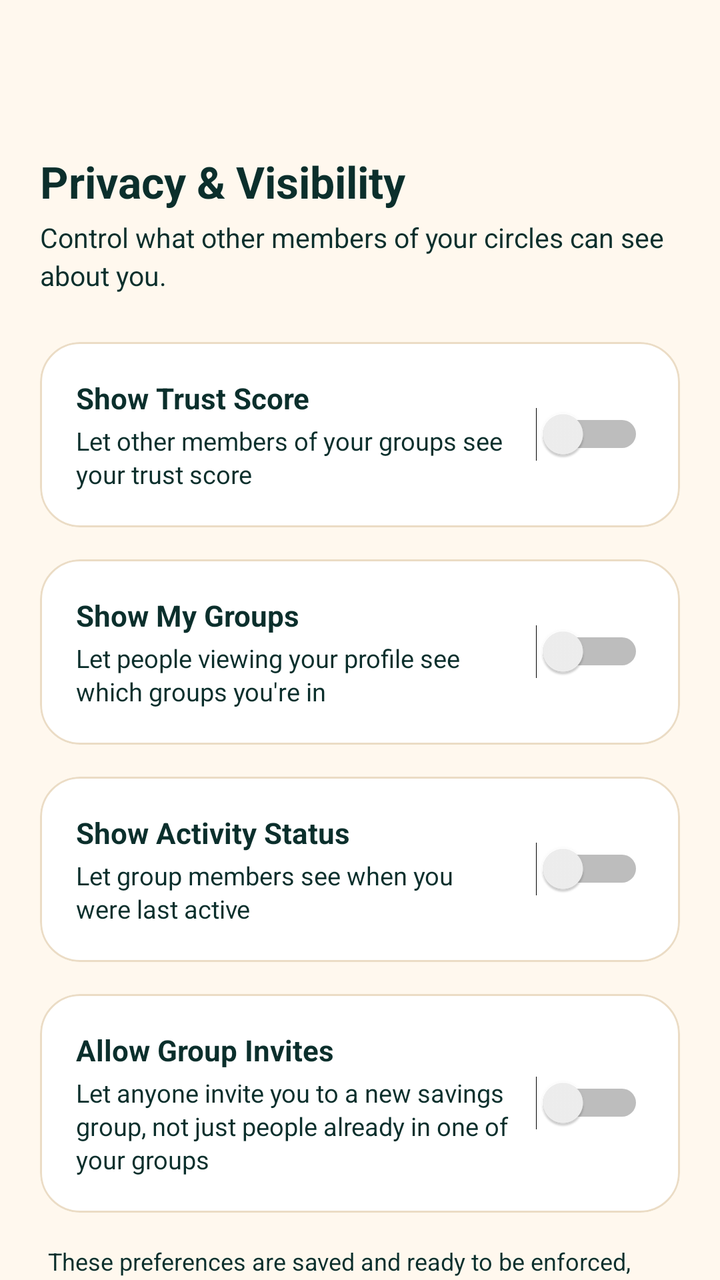
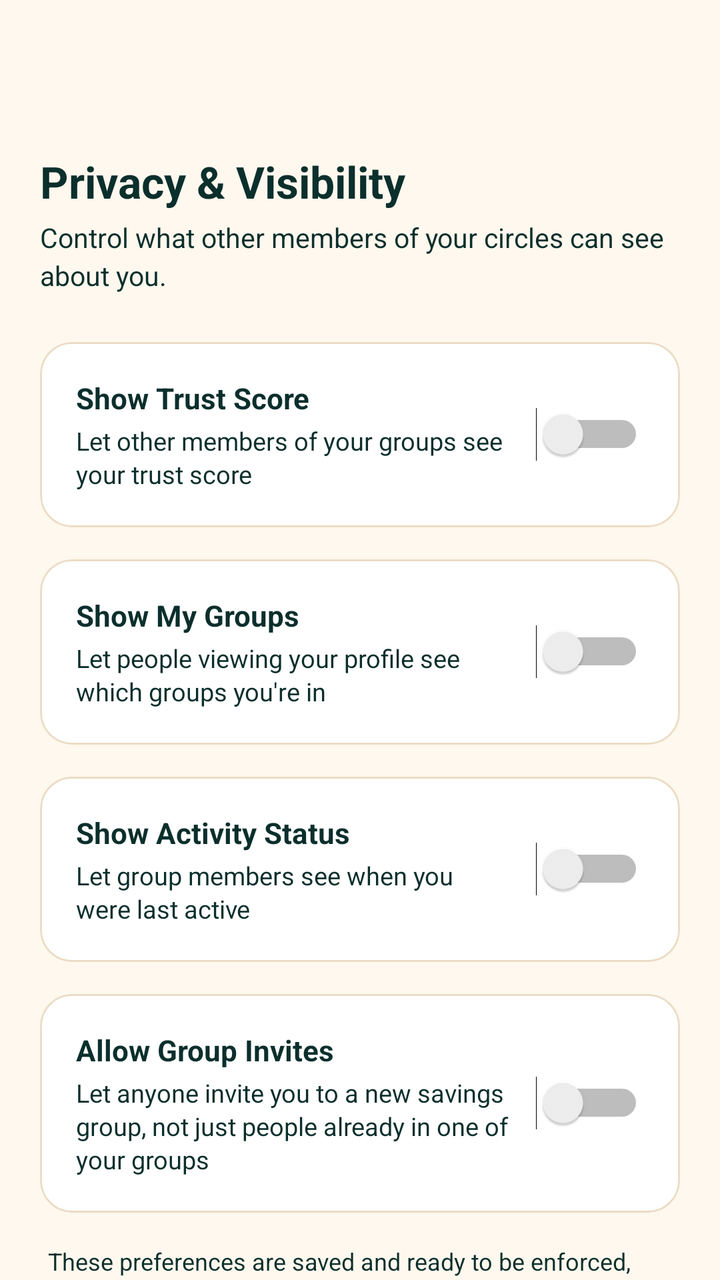

The first picture is an Android layout as it rendered before a commit; the second is the same layout after the commit. The layout source and the unified diff follow.
<!-- AndroidManifest.xml: application theme AppTheme -->
<!-- res/layout/privacy_settings.xml -->
<androidx.coordinatorlayout.widget.CoordinatorLayout
	xmlns:android="http://schemas.android.com/apk/res/android"
	xmlns:app="http://schemas.android.com/apk/res-auto"
	xmlns:tools="http://schemas.android.com/tools"
	android:id="@+id/_coordinator"
	android:layout_width="match_parent"
	android:layout_height="match_parent">
	<com.google.android.material.appbar.AppBarLayout
		android:id="@+id/_app_bar"
		android:layout_width="match_parent"
		android:layout_height="wrap_content"
		android:theme="@style/AppTheme.AppBarOverlay"
		app:elevation="0dp"
		android:stateListAnimator="@null">
		<androidx.appcompat.widget.Toolbar
			android:id="@+id/_toolbar"
			android:layout_width="match_parent"
			android:layout_height="?attr/actionBarSize"
			android:background="?attr/appBarColor"
			app:popupTheme="@style/AppTheme.PopupOverlay" />
	</com.google.android.material.appbar.AppBarLayout>
	<androidx.core.widget.NestedScrollView
		android:id="@+id/vscroll3"
		android:layout_width="match_parent"
		android:layout_height="match_parent"
		android:fillViewport="true"
		android:overScrollMode="never"
		app:layout_behavior="@string/appbar_scrolling_view_behavior">
		<LinearLayout
			android:id="@+id/linear83"
			android:layout_width="match_parent"
			android:layout_height="wrap_content"
			android:padding="20dp"
			android:orientation="vertical">
			<TextView
				android:id="@+id/textview92"
				android:layout_width="wrap_content"
				android:layout_height="wrap_content"
				android:text="Privacy &amp; Visibility"
				android:textSize="22sp"
				android:textStyle="bold" />
			<TextView
				android:id="@+id/textview93"
				android:layout_width="match_parent"
				android:layout_height="wrap_content"
				android:layout_marginTop="4dp"
				android:layout_marginBottom="24dp"
				android:text="Control what other members of your circles can see about you."
				android:textSize="13.5sp"
				android:lineSpacingExtra="3dp" />
			<com.google.android.material.card.MaterialCardView
				android:id="@+id/cardview20"
				android:layout_width="match_parent"
				android:layout_height="wrap_content"
				android:layout_marginBottom="16dp"
				app:cardBackgroundColor="@color/colorSurface"
				app:cardCornerRadius="20dp"
				app:cardElevation="0dp"
				app:strokeColor="@color/colorCardStroke"
				app:strokeWidth="1dp">
				<LinearLayout
					android:id="@+id/linear84"
					android:layout_width="match_parent"
					android:layout_height="wrap_content"
					android:padding="18dp"
					android:gravity="center_vertical"
					android:orientation="horizontal">
					<LinearLayout
						android:id="@+id/linear85"
						android:layout_width="0dp"
						android:layout_height="wrap_content"
						android:orientation="vertical"
						android:layout_weight="1">
						<TextView
							android:id="@+id/textview94"
							android:layout_width="wrap_content"
							android:layout_height="wrap_content"
							android:text="Show Trust Score"
							android:textStyle="bold"
							android:textSize="14.5sp" />
						<TextView
							android:id="@+id/textview95"
							android:layout_width="match_parent"
							android:layout_height="wrap_content"
							android:layout_marginTop="3dp"
							android:text="Let other members of your groups see your trust score"
							android:textSize="12.5sp"
							android:lineSpacingExtra="2dp" />
					</LinearLayout>
					<Switch
						android:id="@+id/switchShowTrustScore"
						android:layout_width="wrap_content"
						android:layout_height="wrap_content"
						android:textSize="12sp"
						android:layout_marginStart="12dp" />
				</LinearLayout>
			</com.google.android.material.card.MaterialCardView>
			<com.google.android.material.card.MaterialCardView
				android:id="@+id/cardview21"
				android:layout_width="match_parent"
				android:layout_height="wrap_content"
				android:layout_marginBottom="16dp"
				app:cardBackgroundColor="@color/colorSurface"
				app:cardCornerRadius="20dp"
				app:cardElevation="0dp"
				app:strokeColor="@color/colorCardStroke"
				app:strokeWidth="1dp">
				<LinearLayout
					android:id="@+id/linear86"
					android:layout_width="match_parent"
					android:layout_height="wrap_content"
					android:padding="18dp"
					android:gravity="center_vertical"
					android:orientation="horizontal">
					<LinearLayout
						android:id="@+id/linear87"
						android:layout_width="0dp"
						android:layout_height="wrap_content"
						android:orientation="vertical"
						android:layout_weight="1">
						<TextView
							android:id="@+id/textview96"
							android:layout_width="wrap_content"
							android:layout_height="wrap_content"
							android:text="Show My Groups"
							android:textStyle="bold"
							android:textSize="14.5sp" />
						<TextView
							android:id="@+id/textview97"
							android:layout_width="match_parent"
							android:layout_height="wrap_content"
							android:layout_marginTop="3dp"
							android:text="Let people viewing your profile see which groups you're in"
							android:textSize="12.5sp"
							android:lineSpacingExtra="2dp" />
					</LinearLayout>
					<Switch
						android:id="@+id/switchShowGroups"
						android:layout_width="wrap_content"
						android:layout_height="wrap_content"
						android:textSize="12sp"
						android:layout_marginStart="12dp" />
				</LinearLayout>
			</com.google.android.material.card.MaterialCardView>
			<com.google.android.material.card.MaterialCardView
				android:id="@+id/cardview22"
				android:layout_width="match_parent"
				android:layout_height="wrap_content"
				android:layout_marginBottom="16dp"
				app:cardBackgroundColor="@color/colorSurface"
				app:cardCornerRadius="20dp"
				app:cardElevation="0dp"
				app:strokeColor="@color/colorCardStroke"
				app:strokeWidth="1dp">
				<LinearLayout
					android:id="@+id/linear88"
					android:layout_width="match_parent"
					android:layout_height="wrap_content"
					android:padding="18dp"
					android:gravity="center_vertical"
					android:orientation="horizontal">
					<LinearLayout
						android:id="@+id/linear89"
						android:layout_width="0dp"
						android:layout_height="wrap_content"
						android:orientation="vertical"
						android:layout_weight="1">
						<TextView
							android:id="@+id/textview98"
							android:layout_width="wrap_content"
							android:layout_height="wrap_content"
							android:text="Show Activity Status"
							android:textStyle="bold"
							android:textSize="14.5sp" />
						<TextView
							android:id="@+id/textview99"
							android:layout_width="match_parent"
							android:layout_height="wrap_content"
							android:layout_marginTop="3dp"
							android:text="Let group members see when you were last active"
							android:textSize="12.5sp"
							android:lineSpacingExtra="2dp" />
					</LinearLayout>
					<Switch
						android:id="@+id/switchShowActivity"
						android:layout_width="wrap_content"
						android:layout_height="wrap_content"
						android:textSize="12sp"
						android:layout_marginStart="12dp" />
				</LinearLayout>
			</com.google.android.material.card.MaterialCardView>
			<com.google.android.material.card.MaterialCardView
				android:id="@+id/cardview23"
				android:layout_width="match_parent"
				android:layout_height="wrap_content"
				android:layout_marginBottom="16dp"
				app:cardBackgroundColor="@color/colorSurface"
				app:cardCornerRadius="20dp"
				app:cardElevation="0dp"
				app:strokeColor="@color/colorCardStroke"
				app:strokeWidth="1dp">
				<LinearLayout
					android:id="@+id/linear90"
					android:layout_width="match_parent"
					android:layout_height="wrap_content"
					android:padding="18dp"
					android:gravity="center_vertical"
					android:orientation="horizontal">
					<LinearLayout
						android:id="@+id/linear91"
						android:layout_width="0dp"
						android:layout_height="wrap_content"
						android:orientation="vertical"
						android:layout_weight="1">
						<TextView
							android:id="@+id/textview100"
							android:layout_width="wrap_content"
							android:layout_height="wrap_content"
							android:text="Allow Group Invites"
							android:textStyle="bold"
							android:textSize="14.5sp" />
						<TextView
							android:id="@+id/textview101"
							android:layout_width="match_parent"
							android:layout_height="wrap_content"
							android:layout_marginTop="3dp"
							android:text="Let anyone invite you to a new savings group, not just people already in one of your groups"
							android:textSize="12.5sp"
							android:lineSpacingExtra="2dp" />
					</LinearLayout>
					<Switch
						android:id="@+id/switchAllowInvites"
						android:layout_width="wrap_content"
						android:layout_height="wrap_content"
						android:textSize="12sp"
						android:layout_marginStart="12dp" />
				</LinearLayout>
			</com.google.android.material.card.MaterialCardView>
			<TextView
				android:id="@+id/textview102"
				android:layout_width="match_parent"
				android:layout_height="wrap_content"
				android:text="These preferences are saved and ready to be enforced, but the screens that display your profile, trust score, and groups to other members don't check them yet — that wiring is a separate, upcoming step."
				android:textSize="12sp"
				android:layout_marginStart="4dp"
				android:lineSpacingExtra="3dp" />
		</LinearLayout>
	</androidx.core.widget.NestedScrollView>
</androidx.coordinatorlayout.widget.CoordinatorLayout>
<!-- resources referenced by this layout -->
<resources>
  <color name="colorCardStroke">#EBDCC5</color>
  <color name="colorSurface">#FFFFFF</color>
  <style name="AppTheme.AppBarOverlay" parent="ThemeOverlay.MaterialComponents.Light">
          
          <item name="android:textColorPrimary">?attr/onAppBarColor</item>
          <item name="android:textColorSecondary">?attr/onAppBarColor</item>
          <item name="colorControlNormal">?attr/onAppBarColor</item>
          <item name="colorOnSurface">?attr/onAppBarColor</item>
      </style>
  <style name="AppTheme.PopupOverlay" parent="ThemeOverlay.MaterialComponents.Light">
          <item name="popupMenuStyle">@style/HarvanaPopupMenu</item>
          <item name="actionOverflowMenuStyle">@style/HarvanaPopupMenu</item>
      </style>
  <style name="HarvanaPopupMenu" parent="Widget.MaterialComponents.PopupMenu">
          <item name="android:popupBackground">@drawable/bg_popup_menu</item>
          <item name="android:popupElevation">10dp</item>
      </style>
  <style name="HarvanaSpinner" parent="Widget.AppCompat.Spinner">
          <item name="android:popupBackground">@color/colorSurface</item>
          <item name="android:dropDownSelector">@color/colorAccentRipple</item>
      </style>
  <!-- drawable ic_nav_back (drawable) -->
  <?xml version="1.0" encoding="utf-8"?>
  <vector xmlns:android="http://schemas.android.com/apk/res/android"
      android:width="24dp" android:height="24dp" android:viewportWidth="24" android:viewportHeight="24"
      android:autoMirrored="true"
      android:tint="?attr/colorControlNormal">
      <path android:fillColor="#FFFFFFFF" android:pathData="M20,11H7.83l5.59,-5.59L12,4l-8,8 8,8 1.41,-1.41L7.83,13H20v-2z" />
  </vector>
  <style name="HarvanaTextView" parent="android:Widget.TextView">
          <item name="android:textColor">@color/colorTextPrimary</item>
      </style>
  <color name="colorBackground">#FFF8EE</color>
  <color name="colorTextPrimary">#0B2F2C</color>
  <color name="colorAccent">#0B5F57</color>
  <color name="colorTextOnAccent">#FFFFFF</color>
  <color name="colorAccentDark">#084A44</color>
  <color name="colorError">#C8443F</color>
  <color name="colorTextPrimaryWhite">#FFFFFF</color>
  <color name="colorControlNormal">#587570</color>
  <color name="colorAccentRipple">#1A0B5F57</color>
  <color name="colorAccentStroke">#330B5F57</color>
  <color name="colorAccentStrong">#053D3A</color>
  <color name="colorTextSecondary">#3F5F5A</color>
  <color name="colorTextTertiary">#587570</color>
  <!-- drawable bg_popup_menu (drawable) -->
  <?xml version="1.0" encoding="utf-8"?>
  <shape xmlns:android="http://schemas.android.com/apk/res/android" android:shape="rectangle">
      <solid android:color="@color/colorPopupSurface" />
      <stroke android:width="1dp" android:color="@color/colorCardStroke" />
      <corners android:radius="14dp" />
  </shape>
  <style name="HarvanaDialogButton" parent="Widget.MaterialComponents.Button.TextButton.Dialog">
          <item name="android:textColor">@color/colorAccent</item>
          <item name="android:minHeight">48dp</item>
      </style>
  <style name="HarvanaBottomSheetStyle" parent="Widget.MaterialComponents.BottomSheet.Modal">
          <item name="backgroundTint">?attr/colorSurface</item>
          <item name="shapeAppearanceOverlay">@style/HarvanaBottomSheetShape</item>
      </style>
  <color name="colorPopupSurface">#F6E9D2</color>
  <style name="HarvanaBottomSheetShape" parent="">
          <item name="cornerFamily">rounded</item>
          <item name="cornerSizeTopLeft">20dp</item>
          <item name="cornerSizeTopRight">20dp</item>
          <item name="cornerSizeBottomLeft">0dp</item>
          <item name="cornerSizeBottomRight">0dp</item>
      </style>
  <!-- unchanged entries left out for length: 5 -->
</resources>

<!-- the commit's change to res/layout/privacy_settings.xml (unified diff, before → after) -->
@@ -54,7 +54,7 @@
 				android:layout_height="wrap_content"
 				android:layout_marginBottom="16dp"
 				app:cardBackgroundColor="@color/colorSurface"
-				app:cardCornerRadius="20dp"
+				app:cardCornerRadius="16dp"
 				app:cardElevation="0dp"
 				app:strokeColor="@color/colorCardStroke"
 				app:strokeWidth="1dp">
@@ -101,7 +101,7 @@
 				android:layout_height="wrap_content"
 				android:layout_marginBottom="16dp"
 				app:cardBackgroundColor="@color/colorSurface"
-				app:cardCornerRadius="20dp"
+				app:cardCornerRadius="16dp"
 				app:cardElevation="0dp"
 				app:strokeColor="@color/colorCardStroke"
 				app:strokeWidth="1dp">
@@ -148,7 +148,7 @@
 				android:layout_height="wrap_content"
 				android:layout_marginBottom="16dp"
 				app:cardBackgroundColor="@color/colorSurface"
-				app:cardCornerRadius="20dp"
+				app:cardCornerRadius="16dp"
 				app:cardElevation="0dp"
 				app:strokeColor="@color/colorCardStroke"
 				app:strokeWidth="1dp">
@@ -195,7 +195,7 @@
 				android:layout_height="wrap_content"
 				android:layout_marginBottom="16dp"
 				app:cardBackgroundColor="@color/colorSurface"
-				app:cardCornerRadius="20dp"
+				app:cardCornerRadius="16dp"
 				app:cardElevation="0dp"
 				app:strokeColor="@color/colorCardStroke"
 				app:strokeWidth="1dp">
<!-- resource entries referenced after the edit -->
@@ -60,7 +60,7 @@
           <item name="backgroundTint">?attr/colorSurface</item>
           <item name="shapeAppearanceOverlay">@style/HarvanaBottomSheetShape</item>
       </style>
-  <color name="colorPopupSurface">#F6E9D2</color>
+  <color name="colorPopupSurface">@color/colorSurface</color>
   <style name="HarvanaBottomSheetShape" parent="">
           <item name="cornerFamily">rounded</item>
           <item name="cornerSizeTopLeft">20dp</item>
